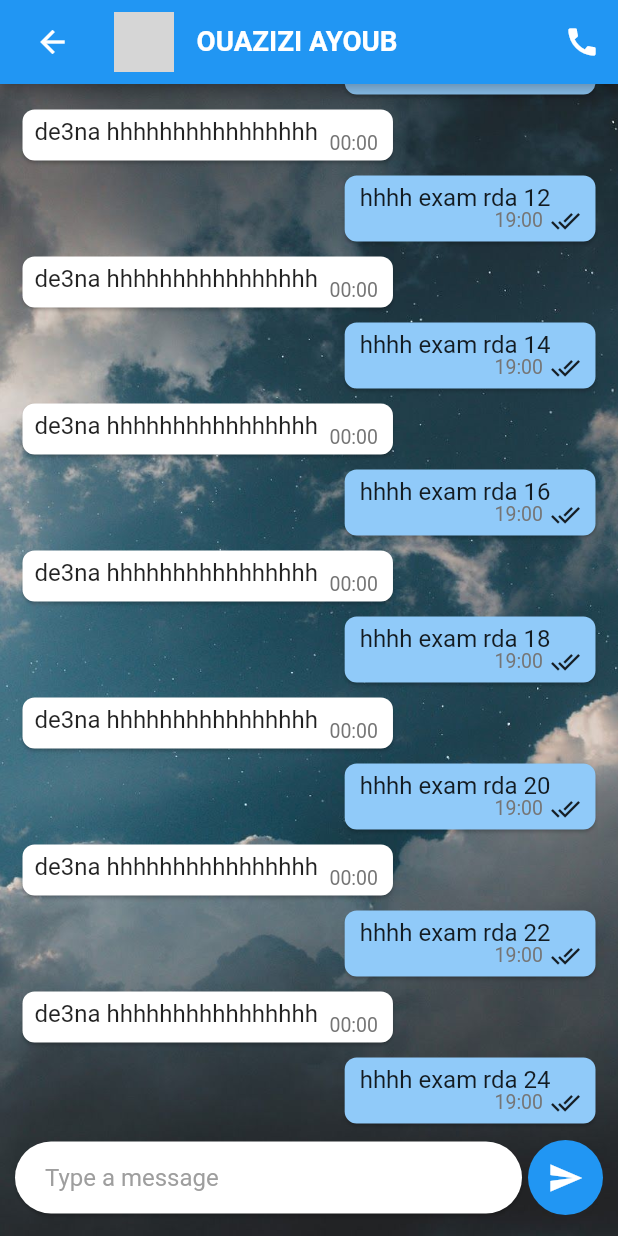
After one commit to AyoubOuazizi/chatApp, a Flutter app: the ChatScreen screen opened directly, on a phone screen of 412 x 824 dp. The commit adds this screen. Run offline on Flutter 3.47's test engine with Material 2 defaults, Android fonts, the phone set to English and light mode, and no system bars; network calls fail; grey boxes are pictures that could not be loaded.

Commit message:
Chat screen

```diff
--- a/chat_app/lib/layout/home_layout.dart
+++ b/chat_app/lib/layout/home_layout.dart
@@ -43,7 +43,7 @@ class _HomeScreenState extends State<HomeScreen> {
             IconButton(
               onPressed: (){},
               icon: Icon(
-                Icons.search
+                Icons.search,
               ),
             ),
         ],
--- /dev/null
+++ b/chat_app/lib/modules/chat/chat_screen.dart
@@ -0,0 +1,168 @@
+import 'package:flutter/material.dart';
+
+import '../../shared/components/components.dart';
+
+class ChatScreen extends StatelessWidget {
+  var msgController = TextEditingController();
+
+  @override
+  Widget build(BuildContext context) {
+    return Stack(
+      children: [
+        Image.asset(
+          "assets/images/chat-background.jpg",
+          height: MediaQuery.of(context).size.height,
+          width: MediaQuery.of(context).size.width,
+          fit: BoxFit.cover,
+        ),
+        Scaffold(
+          backgroundColor: Colors.transparent,
+          appBar: AppBar(
+            leadingWidth: 70,
+            titleSpacing: 0,
+            title: InkWell(
+              onTap: () {},
+              child: Container(
+                margin: EdgeInsets.all(6),
+                child: Row(
+                  children: [
+                    CircleAvatar(
+                      radius: 20.0,
+                      backgroundImage: NetworkImage("https://cdn-icons-png.flaticon.com/512/3135/3135715.png"),
+                    ),
+                    SizedBox(
+                      width: 15.0,
+                    ),
+                    Text(
+                      "OUAZIZI AYOUB",
+                      style: TextStyle(
+                        fontSize: 18.5,
+                        fontWeight: FontWeight.bold,
+                      ),
+                    ),
+                  ],
+                ),
+              ),
+            ),
+            actions: [
+              IconButton(icon: Icon(Icons.call), onPressed: () {}),
+            ],
+          ),
+          body: Container(
+            height: MediaQuery.of(context).size.height,
+            width: MediaQuery.of(context).size.width,
+            child: Column(
+              children: [
+                Expanded(
+                  // height: MediaQuery.of(context).size.height - 150,
+                  child: ListView.builder(
+                    reverse: true,
+                    shrinkWrap: true,
+                    itemCount: 25,
+                    itemBuilder: (context, index) {
+                      if ((25 - 1 - index)%2 == 0) {
+                        if (25 - 1 - index == 0)
+                          return Padding(
+                            padding: const EdgeInsets.only(
+                              top: 10.0,
+                            ),
+                            child: ownMessageCard(
+                              context: context,
+                              message: "hhhh exam rda ${25 - 1 - index}",
+                              time: "19:00",
+                            ),
+                          );
+                        return ownMessageCard(
+                          context: context,
+                          message: "hhhh exam rda ${25 - 1 - index}",
+                          time: "19:00",
+                        );
+                      } else {
+                        if (25 - 1 - index == 0)
+                          return Padding(
+                            padding: const EdgeInsets.only(
+                              top: 10.0,
+                            ),
+                            child: replyCard(
+                              context: context,
+                              message: "de3na hhhhhhhhhhhhhhhh",
+                              time: "00:00",
+                            ),
+                          );
+                        return replyCard(
+                          context: context,
+                          message: "de3na hhhhhhhhhhhhhhhh",
+                          time: "00:00",
+                        );
+                      }
+                    },
+                  ),
+                ),
+                Align(
+                  alignment: Alignment.bottomCenter,
+                  child: Container(
+                    height: 70,
+                    child: Padding(
+                      padding: const EdgeInsets.symmetric(
+                        horizontal: 8.0,
+                      ),
+                      child: Row(
+                        children: [
+                          Container(
+                            width: MediaQuery.of(context).size.width - 70,
+                            child: Card(
+                              margin: EdgeInsets.only(
+                                  left: 2, right: 2, bottom: 8),
+                              shape: RoundedRectangleBorder(
+                                borderRadius: BorderRadius.circular(25),
+                              ),
+                              child: TextFormField(
+                                controller: msgController,
+                                //textAlignVertical: TextAlignVertical.center,
+                                keyboardType: TextInputType.multiline,
+                                maxLines: 5,
+                                minLines: 1,
+                                onChanged: (value) {},
+                                decoration: InputDecoration(
+                                  border: InputBorder.none,
+                                  hintText: "Type a message",
+                                  hintStyle: TextStyle(color: Colors.grey),
+                                  contentPadding: EdgeInsets.symmetric(
+                                    horizontal: 20.0,
+                                    vertical: 1.0,
+                                  ),
+                                ),
+                              ),
+                            ),
+                          ),
+                          Padding(
+                            padding: const EdgeInsets.only(
+                              bottom: 8,
+                              right: 2,
+                              left: 2,
+                            ),
+                            child: CircleAvatar(
+                              radius: 25,
+                              backgroundColor: Colors.blue,
+                              child: IconButton(
+                                icon: Icon(
+                                  Icons.send,
+                                  color: Colors.white,
+                                ),
+                                onPressed: () {},
+                              ),
+                            ),
+                          ),
+                        ],
+                      ),
+                    ),
+                  ),
+                ),
+              ],
+            ),
+          ),
+        ),
+      ],
+    );
+  }
+}
--- a/chat_app/lib/modules/messages/messages_screen.dart
+++ b/chat_app/lib/modules/messages/messages_screen.dart
@@ -12,13 +12,13 @@ class MsgScreen extends StatelessWidget {
         if (index == itemCount -1)
           return Column(
             children: [
-              buildMsgItem(),
+              buildMsgItem(context),
               SizedBox(
                 height: 50.0,
               ),
             ],
           );
-        return buildMsgItem();
+        return buildMsgItem(context);
       },
       separatorBuilder: (context, index) => Padding(
         padding: EdgeInsetsDirectional.only(
--- a/chat_app/lib/modules/settings/settings_screen.dart
+++ b/chat_app/lib/modules/settings/settings_screen.dart
@@ -4,7 +4,8 @@ import 'package:flutter/material.dart';
 class SettingsScreen extends StatelessWidget {
   @override
   Widget build(BuildContext context) {
-    return Padding(
+    return SingleChildScrollView(
+      child: Padding(
           padding: const EdgeInsets.only(
             top: 60.0,
             right: 20.0,
@@ -183,6 +184,7 @@ class SettingsScreen extends StatelessWidget {
                   ],
               ),
           ),
+      ),
     );
   }
 }
--- a/chat_app/lib/shared/components/components.dart
+++ b/chat_app/lib/shared/components/components.dart
@@ -1,6 +1,18 @@
 import 'package:flutter/material.dart';
 
-Widget buildMsgItem() => Padding(
+import '../../modules/chat/chat_screen.dart';
+
+Widget buildMsgItem(context) => InkWell(
+  onTap: (){
+    Navigator.push(
+      context,
+      MaterialPageRoute(
+        builder: (context) => ChatScreen(),
+      ),
+    );
+  },
+  child:   Ink(
+    child:   Padding(
       padding: EdgeInsets.symmetric(
         horizontal: 20.0,
         vertical: 10.0,
@@ -69,7 +81,10 @@ Widget buildMsgItem() => Padding(
           ),
         ],
       ),
+    ),
+  ),
 );
+
 
 Widget buildNewFriendItem() => Padding(
   padding: EdgeInsets.symmetric(
@@ -168,3 +183,110 @@ Widget buildCallItem() => Padding(
     ],
   ),
 );
+
+Widget ownMessageCard({
+  required context,
+  required message,
+  required time,
+}) => Align(
+  alignment: Alignment.centerRight,
+  child: ConstrainedBox(
+    constraints: BoxConstraints(
+      maxWidth: MediaQuery.of(context).size.width - 45,
+    ),
+    child: Card(
+      elevation: 1,
+      shape: RoundedRectangleBorder(borderRadius: BorderRadius.circular(8)),
+      color: Colors.blue[200],
+      margin: EdgeInsets.symmetric(horizontal: 15, vertical: 5),
+      child: Stack(
+        children: [
+          Padding(
+            padding: const EdgeInsets.only(
+              left: 10,
+              right: 30,
+              top: 5,
+              bottom: 20,
+            ),
+            child: Text(
+              message,
+              style: TextStyle(
+                fontSize: 16,
+              ),
+            ),
+          ),
+          Positioned(
+            bottom: 4,
+            right: 10,
+            child: Row(
+              children: [
+                Text(
+                  time,
+                  style: TextStyle(
+                    fontSize: 13,
+                    color: Colors.grey[600],
+                  ),
+                ),
+                SizedBox(
+                  width: 5,
+                ),
+                Icon(
+                  Icons.done_all,
+                  size: 20,
+                ),
+              ],
+            ),
+          ),
+        ],
+      ),
+    ),
+  ),
+);
+
+Widget replyCard({
+  required context,
+  required message,
+  required time,
+}) => Align(
+  alignment: Alignment.centerLeft,
+  child: ConstrainedBox(
+    constraints: BoxConstraints(
+      maxWidth: MediaQuery.of(context).size.width - 45,
+    ),
+    child: Card(
+      elevation: 1,
+      shape: RoundedRectangleBorder(borderRadius: BorderRadius.circular(8)),
+      // color: Color(0xffdcf8c6),
+      margin: EdgeInsets.symmetric(horizontal: 15, vertical: 5),
+      child: Stack(
+        children: [
+          Padding(
+            padding: const EdgeInsets.only(
+              left: 8,
+              right: 50,
+              top: 5,
+              bottom: 10,
+            ),
+            child: Text(
+              message,
+              style: TextStyle(
+                fontSize: 16,
+              ),
+            ),
+          ),
+          Positioned(
+            bottom: 4,
+            right: 10,
+            child: Text(
+              time,
+              style: TextStyle(
+                fontSize: 13,
+                color: Colors.grey[600],
+              ),
+            ),
+          ),
+        ],
+      ),
+    ),
+  ),
+);
--- a/chat_app/pubspec.yaml
+++ b/chat_app/pubspec.yaml
@@ -47,6 +47,7 @@ dev_dependencies:
   # package. See that file for information about deactivating specific lint
   # rules and activating additional ones.
   flutter_lints: ^2.0.0
+  flutter_svg: ^1.1.6
 
 # For information on the generic Dart part of this file, see the
 # following page: https://dart.dev/tools/pub/pubspec
```
Also changed, not shown: chat_app/assets/images/chat-background.jpg (added), chat_app/pubspec.lock. Lines whose indentation alone changed are shown as unchanged.
